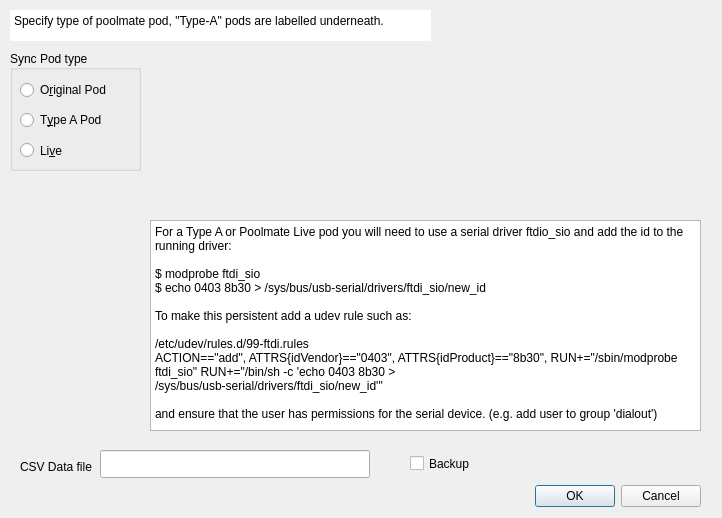
This is ui/config.ui in ihewitt/poolviewer as Qt 5 draws it before an edit. The edited form follows.
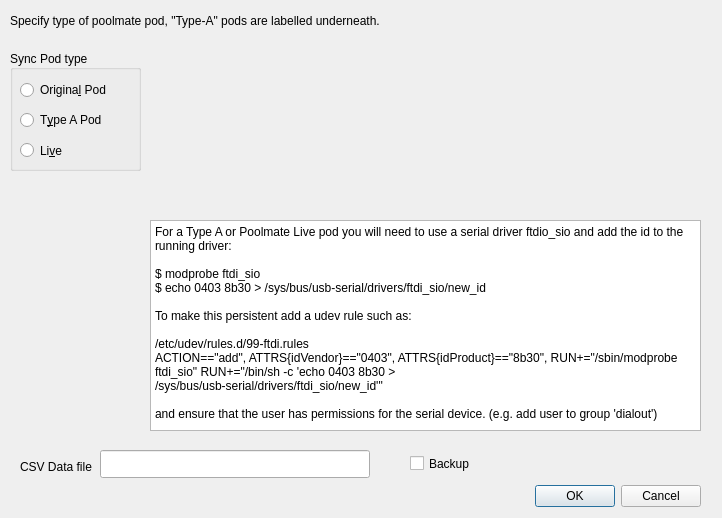
This is the edited form. Icons and pictures are not drawn.

Commit message: Tidy config form.

Patch:
```diff
--- a/ui/config.ui
+++ b/ui/config.ui
@@ -63,7 +63,7 @@
      </rect>
     </property>
     <property name="text">
-     <string>O&amp;riginal Pod</string>
+     <string>Origina&amp;l Pod</string>
     </property>
    </widget>
    <widget class="QRadioButton" name="podTypeA">
@@ -119,32 +119,6 @@
     <string>&lt;html&gt;&lt;head/&gt;&lt;body&gt;&lt;p&gt;Location of csv datafile.&lt;/p&gt;&lt;/body&gt;&lt;/html&gt;</string>
    </property>
   </widget>
-  <widget class="QTextBrowser" name="textBrowser">
-   <property name="geometry">
-    <rect>
-     <x>10</x>
-     <y>10</y>
-     <width>421</width>
-     <height>31</height>
-    </rect>
-   </property>
-   <property name="frameShape">
-    <enum>QFrame::NoFrame</enum>
-   </property>
-   <property name="frameShadow">
-    <enum>QFrame::Plain</enum>
-   </property>
-   <property name="lineWidth">
-    <number>0</number>
-   </property>
-   <property name="html">
-    <string>&lt;!DOCTYPE HTML PUBLIC &quot;-//W3C//DTD HTML 4.0//EN&quot; &quot;http://www.w3.org/TR/REC-html40/strict.dtd&quot;&gt;
-&lt;html&gt;&lt;head&gt;&lt;meta name=&quot;qrichtext&quot; content=&quot;1&quot; /&gt;&lt;style type=&quot;text/css&quot;&gt;
-p, li { white-space: pre-wrap; }
-&lt;/style&gt;&lt;/head&gt;&lt;body style=&quot; font-family:'Cantarell'; font-size:11pt; font-weight:400; font-style:normal;&quot;&gt;
-&lt;p style=&quot; margin-top:0px; margin-bottom:0px; margin-left:0px; margin-right:0px; -qt-block-indent:0; text-indent:0px;&quot;&gt;&lt;span style=&quot; font-family:'Arial'; font-size:9pt;&quot;&gt;Specify type of poolmate pod, &amp;quot;Type-A&amp;quot; pods are labelled underneath.&lt;/span&gt;&lt;/p&gt;&lt;/body&gt;&lt;/html&gt;</string>
-   </property>
-  </widget>
   <widget class="QLabel" name="podorig">
    <property name="enabled">
     <bool>false</bool>
@@ -267,6 +241,19 @@
     <string>Backup</string>
    </property>
   </widget>
+  <widget class="QLabel" name="label_2">
+   <property name="geometry">
+    <rect>
+     <x>10</x>
+     <y>10</y>
+     <width>381</width>
+     <height>21</height>
+    </rect>
+   </property>
+   <property name="text">
+    <string>Specify type of poolmate pod, &quot;Type-A&quot; pods are labelled underneath.</string>
+   </property>
+  </widget>
   <zorder>orighelp</zorder>
   <zorder>livehelp</zorder>
   <zorder>buttonBox</zorder>
```
Left out of the diff: 41 changed lines with no effect on the pictures.
